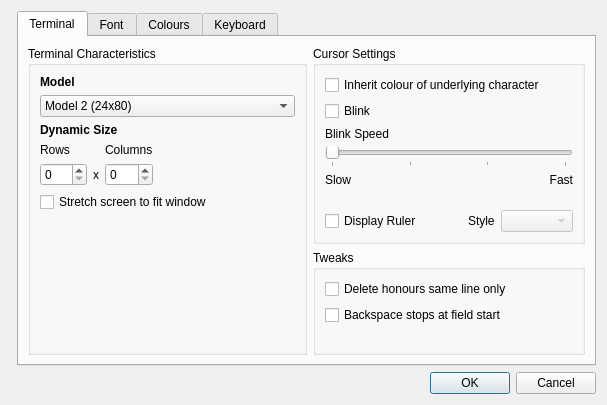
Qt form Settings.ui (HobbitHacker/Q3270) before a commit.
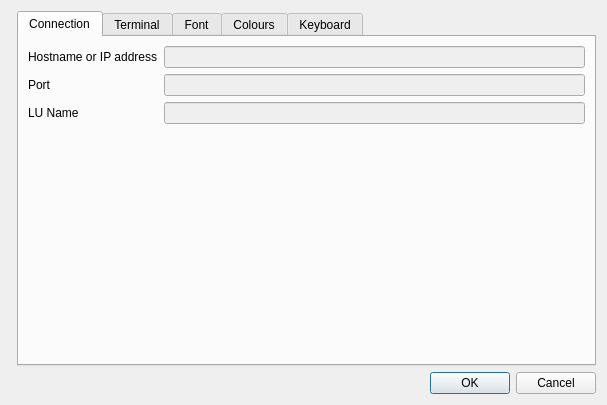
The same form after that commit.

Commit message:
Move Connect dialog to Settings dialog
Remove the 'Connect to' dialog by placing the fields in the Settings
dialog

```diff
--- a/Settings.ui
+++ b/Settings.ui
@@ -31,6 +31,80 @@
      <property name="currentIndex">
       <number>0</number>
      </property>
+     <widget class="QWidget" name="connection">
+      <attribute name="title">
+       <string>Connection</string>
+      </attribute>
+      <layout class="QGridLayout" name="gridLayout_8" rowstretch="0,0,0,0">
+       <item row="2" column="1">
+        <widget class="QLineEdit" name="hostLU">
+         <property name="enabled">
+          <bool>false</bool>
+         </property>
+        </widget>
+       </item>
+       <item row="1" column="1">
+        <widget class="QLineEdit" name="hostPort">
+         <property name="enabled">
+          <bool>false</bool>
+         </property>
+         <property name="sizePolicy">
+          <sizepolicy hsizetype="Expanding" vsizetype="Fixed">
+           <horstretch>0</horstretch>
+           <verstretch>0</verstretch>
+          </sizepolicy>
+         </property>
+        </widget>
+       </item>
+       <item row="0" column="0">
+        <widget class="QLabel" name="label_23">
+         <property name="text">
+          <string>Hostname or IP address</string>
+         </property>
+        </widget>
+       </item>
+       <item row="1" column="0">
+        <widget class="QLabel" name="label_24">
+         <property name="text">
+          <string>Port</string>
+         </property>
+        </widget>
+       </item>
+       <item row="3" column="1">
+        <spacer name="verticalSpacer_5">
+         <property name="orientation">
+          <enum>Qt::Vertical</enum>
+         </property>
+         <property name="sizeHint" stdset="0">
+          <size>
+           <width>20</width>
+           <height>40</height>
+          </size>
+         </property>
+        </spacer>
+       </item>
+       <item row="2" column="0">
+        <widget class="QLabel" name="label_25">
+         <property name="text">
+          <string>LU Name</string>
+         </property>
+        </widget>
+       </item>
+       <item row="0" column="1">
+        <widget class="QLineEdit" name="hostName">
+         <property name="enabled">
+          <bool>false</bool>
+         </property>
+         <property name="sizePolicy">
+          <sizepolicy hsizetype="Expanding" vsizetype="Fixed">
+           <horstretch>0</horstretch>
+           <verstretch>0</verstretch>
+          </sizepolicy>
+         </property>
+        </widget>
+       </item>
+      </layout>
+     </widget>
      <widget class="QWidget" name="Terminal">
       <attribute name="title">
        <string>Terminal</string>
```
Left out of the diff: 64 changed lines with no effect on the pictures. The commit also changes 13 other files.
